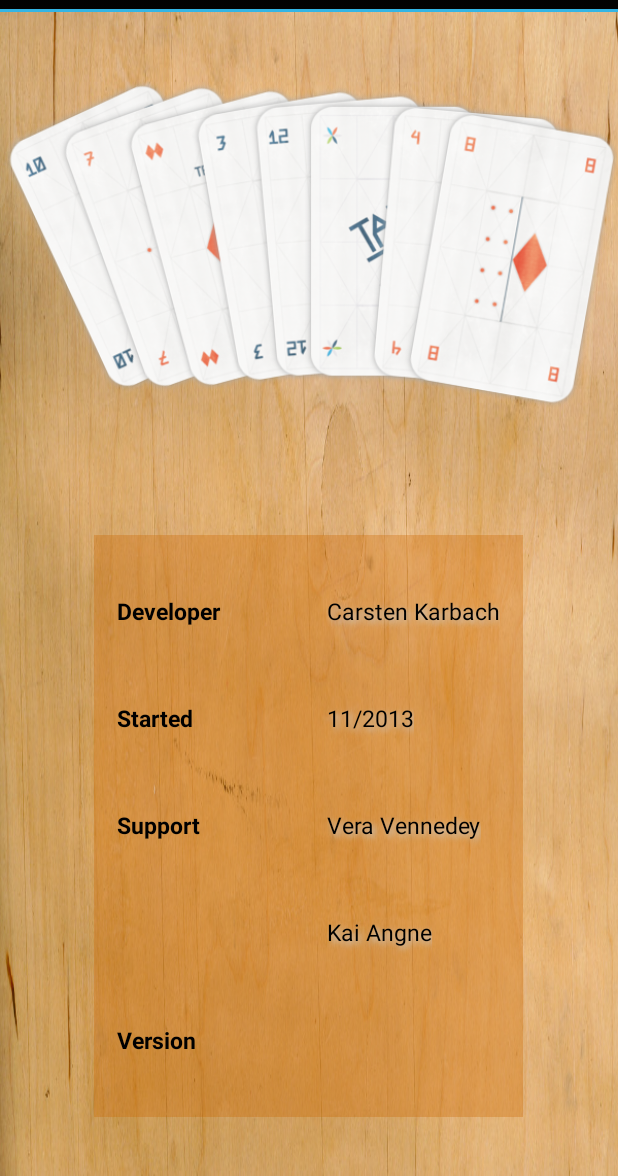
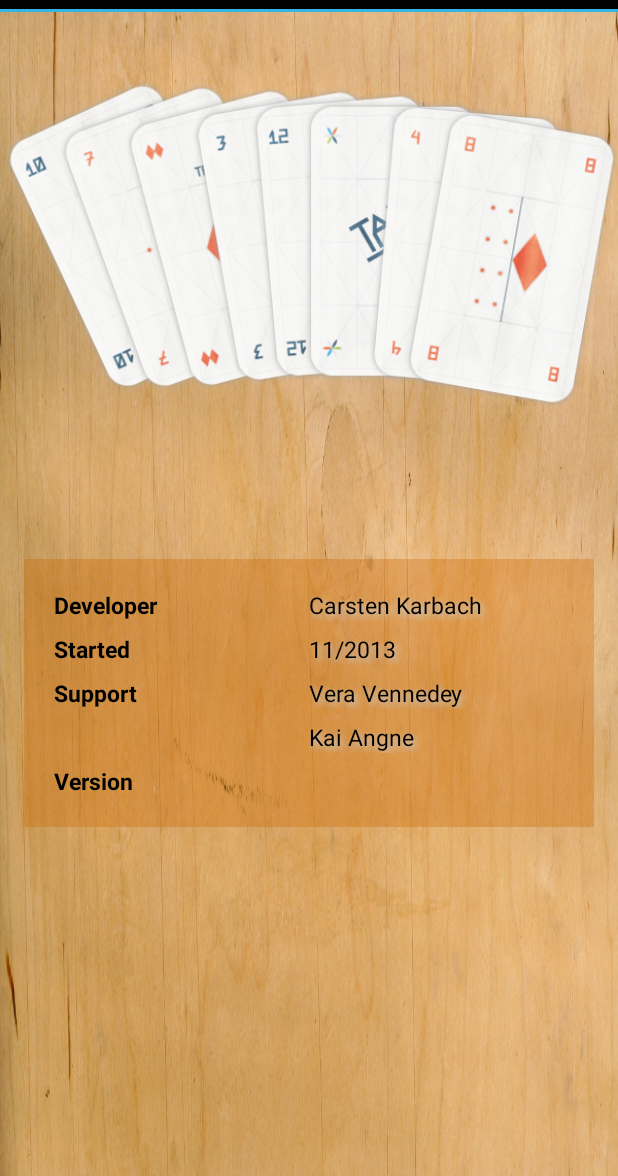
Before and after one commit to CarstenKarbach/MoTAC, an Android app: the fragment AboutFragment shown on its own in the app's theme, on a phone screen of 412 x 824 dp, the part 60-1236 px from its top. Run offline under Robolectric (Android 15) with nearby library versions, the phone set to English and light mode, and no system bars; network calls fail.

Commit message:
Avoid nested weights by using TableRows

```diff
--- a/app/src/main/res/layout/info.xml
+++ b/app/src/main/res/layout/info.xml
@@ -39,27 +39,33 @@
         android:scaleType="fitCenter"
         android:src="@drawable/infoteaser" />
 
-        <LinearLayout
-            android:layout_width="wrap_content"
+    <ScrollView
+        android:layout_width="match_parent"
+        android:layout_height="0dip"
+        android:layout_weight="50">
+
+        <TableLayout
+            android:layout_width="match_parent"
             android:orientation="vertical"
-            android:weightSum="100"
-            android:layout_height="0dip"
-            android:layout_weight="50"
+            android:layout_height="wrap_content"
             android:background="@color/trans"
             android:gravity="center_horizontal"
-            android:padding="15dp"
+            android:layout_margin="16dp"
+            android:padding="16dp"
             >
 
-            <LinearLayout
+            <TableRow
                 android:layout_width="match_parent"
-                android:layout_height="0dip"
-                android:layout_weight="20"
+                android:layout_height="wrap_content"
                 android:orientation="horizontal"
-                android:weightSum="100" >
+                android:stretchColumns="*"
+                android:layout_margin="4dp"
+                >
 
                 <TextView
-                    android:layout_width="140dp"
+                    android:layout_width="0dip"
                     android:layout_height="match_parent"
+                    android:layout_weight="50"
                     android:gravity="center_vertical|start"
                     android:paddingEnd="10dp"
                     android:paddingRight="10dp"
@@ -71,8 +77,9 @@
                     android:textStyle="bold" />
 
                 <TextView
-                    android:layout_width="wrap_content"
+                    android:layout_width="0dip"
                     android:layout_height="match_parent"
+                    android:layout_weight="50"
                     android:gravity="center_vertical|start"
                     android:shadowColor="#ffcccccc"
                     android:shadowDx="3"
@@ -81,18 +88,20 @@
                     android:text="@string/info_developer_value"
                     android:textColor="@color/black"
                     android:textSize="7pt" />
-            </LinearLayout>
+            </TableRow>
 
-            <LinearLayout
+            <TableRow
                 android:layout_width="match_parent"
-                android:layout_height="0dip"
-                android:layout_weight="20"
+                android:layout_height="wrap_content"
                 android:orientation="horizontal"
-                android:weightSum="100" >
+                android:stretchColumns="*"
+                android:layout_margin="4dp"
+                >
 
                 <TextView
-                    android:layout_width="140dp"
+                    android:layout_width="0dip"
                     android:layout_height="match_parent"
+                    android:layout_weight="50"
                     android:gravity="center_vertical|start"
                     android:paddingEnd="10dp"
                     android:paddingRight="10dp"
@@ -104,8 +113,9 @@
                     android:textStyle="bold" />
 
                 <TextView
-                    android:layout_width="wrap_content"
+                    android:layout_width="0dip"
                     android:layout_height="match_parent"
+                    android:layout_weight="50"
                     android:gravity="center_vertical|start"
                     android:shadowColor="#ffcccccc"
                     android:shadowDx="3"
@@ -114,18 +124,20 @@
                     android:text="@string/info_started_value"
                     android:textColor="@color/black"
                     android:textSize="7pt" />
-            </LinearLayout>
+            </TableRow>
 
-            <LinearLayout
+            <TableRow
                 android:layout_width="match_parent"
-                android:layout_height="0dip"
-                android:layout_weight="20"
+                android:layout_height="wrap_content"
                 android:orientation="horizontal"
-                android:weightSum="100" >
+                android:stretchColumns="*"
+                android:layout_margin="4dp"
+                >
 
                 <TextView
-                    android:layout_width="140dp"
+                    android:layout_width="0dip"
                     android:layout_height="match_parent"
+                    android:layout_weight="50"
                     android:gravity="center_vertical|start"
                     android:paddingEnd="10dp"
                     android:paddingRight="10dp"
@@ -137,8 +149,9 @@
                     android:textStyle="bold" />
 
                 <TextView
-                    android:layout_width="wrap_content"
+                    android:layout_width="0dip"
                     android:layout_height="match_parent"
+                    android:layout_weight="50"
                     android:gravity="center_vertical|start"
                     android:shadowColor="#ffcccccc"
                     android:shadowDx="3"
@@ -147,18 +160,20 @@
                     android:text="@string/info_support_value"
                     android:textColor="@color/black"
                     android:textSize="7pt" />
-            </LinearLayout>
+            </TableRow>
 
-            <LinearLayout
+            <TableRow
                 android:layout_width="match_parent"
-                android:layout_height="0dip"
-                android:layout_weight="20"
+                android:layout_height="wrap_content"
                 android:orientation="horizontal"
-                android:weightSum="100" >
+                android:stretchColumns="*"
+                android:layout_margin="4dp"
+                >
 
                 <TextView
-                    android:layout_width="140dp"
+                    android:layout_width="0dip"
                     android:layout_height="match_parent"
+                    android:layout_weight="50"
                     android:gravity="center_vertical|start"
                     android:paddingRight="10dp"
                     android:paddingEnd="10dp"
@@ -169,8 +184,9 @@
                     android:textStyle="bold" />
 
                 <TextView
-                    android:layout_width="wrap_content"
+                    android:layout_width="0dip"
                     android:layout_height="match_parent"
+                    android:layout_weight="50"
                     android:gravity="center_vertical|start"
                     android:shadowColor="#ffcccccc"
                     android:shadowDx="3"
@@ -179,18 +195,20 @@
                     android:text="@string/info_support_value2"
                     android:textColor="@color/black"
                     android:textSize="7pt" />
-            </LinearLayout>
+            </TableRow>
 
-            <LinearLayout
+            <TableRow
                 android:layout_width="match_parent"
-                android:layout_height="0dip"
-                android:layout_weight="20"
+                android:layout_height="wrap_content"
                 android:orientation="horizontal"
-                android:weightSum="100" >
+                android:stretchColumns="*"
+                android:layout_margin="4dp"
+                >
 
                 <TextView
-                    android:layout_width="140dp"
+                    android:layout_width="0dip"
                     android:layout_height="match_parent"
+                    android:layout_weight="50"
                     android:gravity="center_vertical|start"
                     android:paddingRight="10dp"
                     android:paddingEnd="10dp"
@@ -203,8 +221,9 @@
 
                 <TextView
                     android:id="@+id/info_version_value"
-                    android:layout_width="wrap_content"
+                    android:layout_width="0dip"
                     android:layout_height="match_parent"
+                    android:layout_weight="50"
                     android:gravity="center_vertical|start"
                     android:shadowColor="#ffcccccc"
                     android:shadowDx="3"
@@ -213,7 +232,9 @@
                     android:text=""
                     android:textColor="@color/black"
                     android:textSize="7pt" />
-            </LinearLayout>
-    </LinearLayout>
+            </TableRow>
+    </TableLayout>
+
+    </ScrollView>
 
 </LinearLayout>
--- a/app/src/main/res/layout/multiplayer_menu.xml
+++ b/app/src/main/res/layout/multiplayer_menu.xml
@@ -50,12 +50,12 @@
         android:text="@string/player_string"
         android:layout_weight="15"/>
 
-    <LinearLayout
+    <TableRow
     android:layout_width="match_parent"
     android:layout_height="0dip"
     android:background="@drawable/wood"
     android:orientation="horizontal"
-    android:weightSum="100"
+    android:stretchColumns="*"
     android:layout_weight="50" >
 	    <ImageView
 	       	android:contentDescription="@string/app_name"
@@ -71,6 +71,6 @@
 	        android:layout_height="match_parent"
 	        android:layout_weight="50"
 	        android:src="@drawable/normalcards_trickser" />
-	</LinearLayout>
+	</TableRow>
 
 </LinearLayout>
```
Also changed, not shown: app/src/main/res/layout/cardholder.xml (+12 -10 lines), app/src/main/res/layout/landscapeboard.xml (+9 -9 lines), app/src/main/res/layout/network_board.xml (+15 -14 lines), app/src/main/res/layout/portraitboard.xml (+6 -6 lines).
